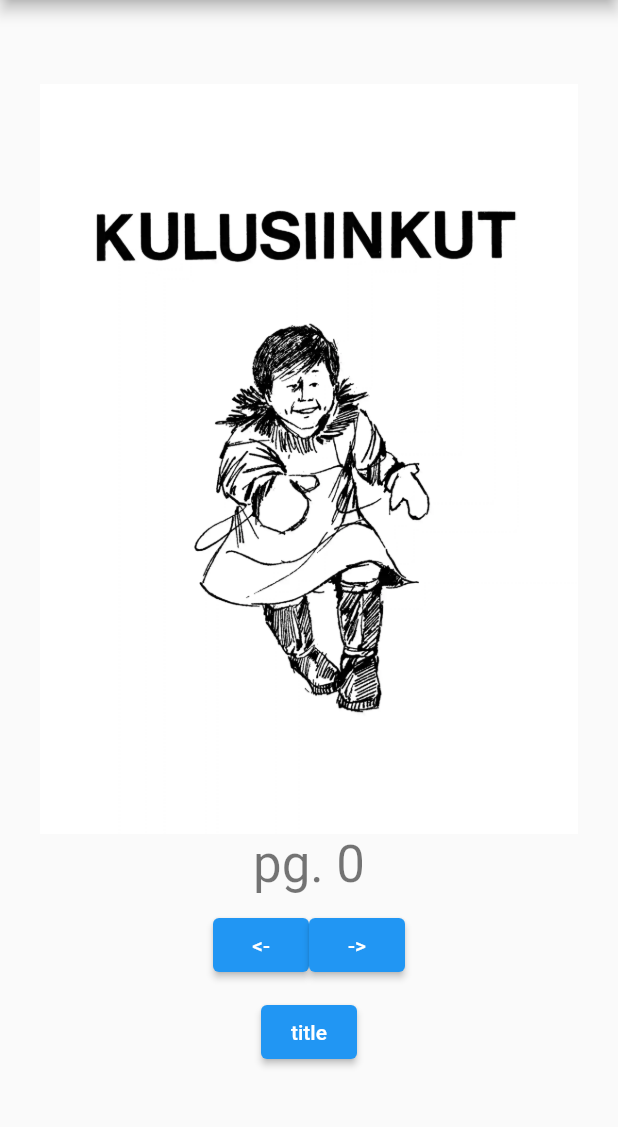
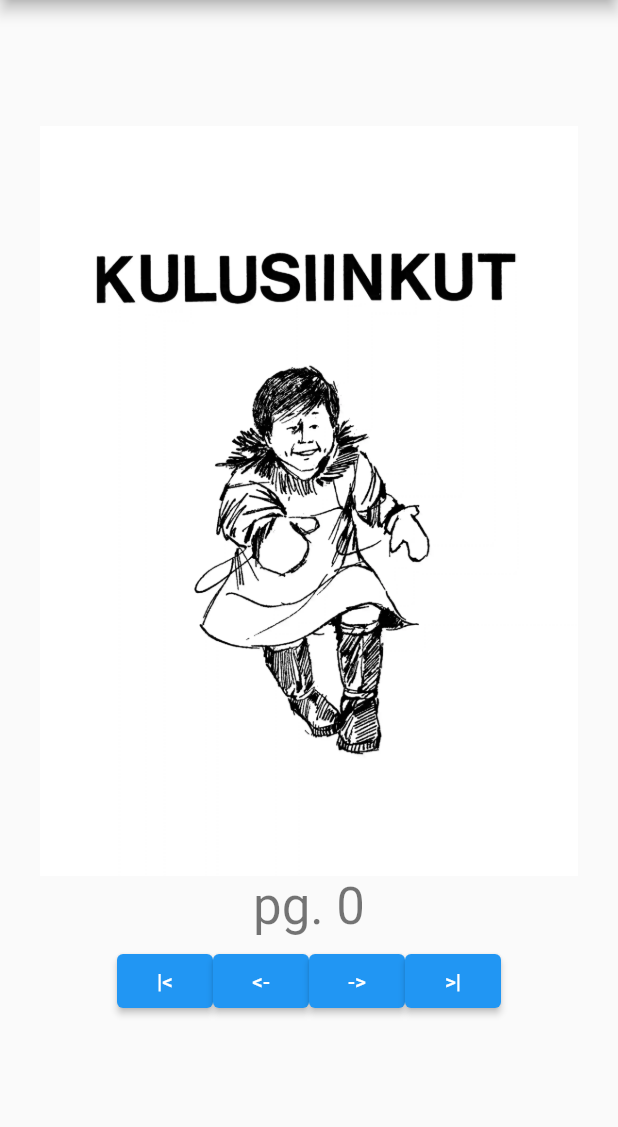
Before and after one commit to jematson/hello_world, a Flutter app: the screen it shows after launch, on a phone screen of 412 x 824 dp, the part 84-1211 px from its top. Run offline on Flutter 3.47's test engine with Material 2 defaults, Android fonts, the phone set to English and light mode, and no system bars.

Commit message:
feat: add beginning/end of book buttons

```diff
--- a/lib/main.dart
+++ b/lib/main.dart
@@ -69,9 +69,14 @@ class _MyHomePageState extends State<MyHomePage> {
       }
     });
   }
-  void _resetPage() {
+  void _beginPage() {
     setState(() {
       _page = 0;
+    });
+  }
+  void _endPage() {
+    setState(()  {
+      _page = 22;
     });
   }
 
@@ -84,6 +89,7 @@ class _MyHomePageState extends State<MyHomePage> {
     // fast, so that you can just rebuild anything that needs updating rather
     // than having to individually change instances of widgets.
     return Scaffold(
+      resizeToAvoidBottomInset: false,
       appBar: AppBar(
         // Here we take the value from the MyHomePage object that was created by
         // the App.build method, and use it to set our appbar title.
@@ -115,18 +121,22 @@ class _MyHomePageState extends State<MyHomePage> {
               child:
                 _page == 0
                   ? const Image(image: AssetImage('assets/Kulusiinkut/Kulusiinkut/img/100/preview.webp'))
-                  : Image(image: AssetImage('assets/Kulusiinkut/Kulusiinkut/img/100/p${_page.toString().padLeft(4, '0')}.webp'))
+                  : Image(image: AssetImage('assets/Kulusiinkut/Kulusiinkut/img/50/p${_page.toString().padLeft(4, '0')}.webp'))
             ),
             Text(
               'pg. $_page',
               style: Theme.of(context).textTheme.headlineMedium,
             ),
             Padding(
-              padding: const EdgeInsets.all(10),
+              padding: const EdgeInsets.all(6),
               child:
                 Row(
                   mainAxisAlignment: MainAxisAlignment.center,
                   children: [
+                    ElevatedButton(
+                      onPressed: _beginPage,
+                      child: const Text("|<"),
+                    ),
                     ElevatedButton(
                       onPressed: _decrementPage,
                       child: const Text("<-"),
@@ -135,12 +145,12 @@ class _MyHomePageState extends State<MyHomePage> {
                       onPressed: _incrementPage,
                       child: const Text("->"),
                     ),
+                    ElevatedButton(
+                      onPressed: _endPage,
+                      child: const Text(">|"),
+                    ),
                   ],
                 ),
-            ),
-            ElevatedButton(
-              onPressed: _resetPage,
-              child: const Text("title"),
             ),
           ],
         ),
--- a/pubspec.yaml
+++ b/pubspec.yaml
@@ -63,6 +63,8 @@ flutter:
     - assets/satellite.png
     - assets/waterfall.png
     - assets/Kulusiinkut/Kulusiinkut/img/100/
+    - assets/Kulusiinkut/Kulusiinkut/img/50/
+    - assets/Kulusiinkut/Kulusiinkut/img/25/
 
   # An image asset can refer to one or more resolution-specific "variants", see
   # https://flutter.dev/assets-and-images/#resolution-aware
```
